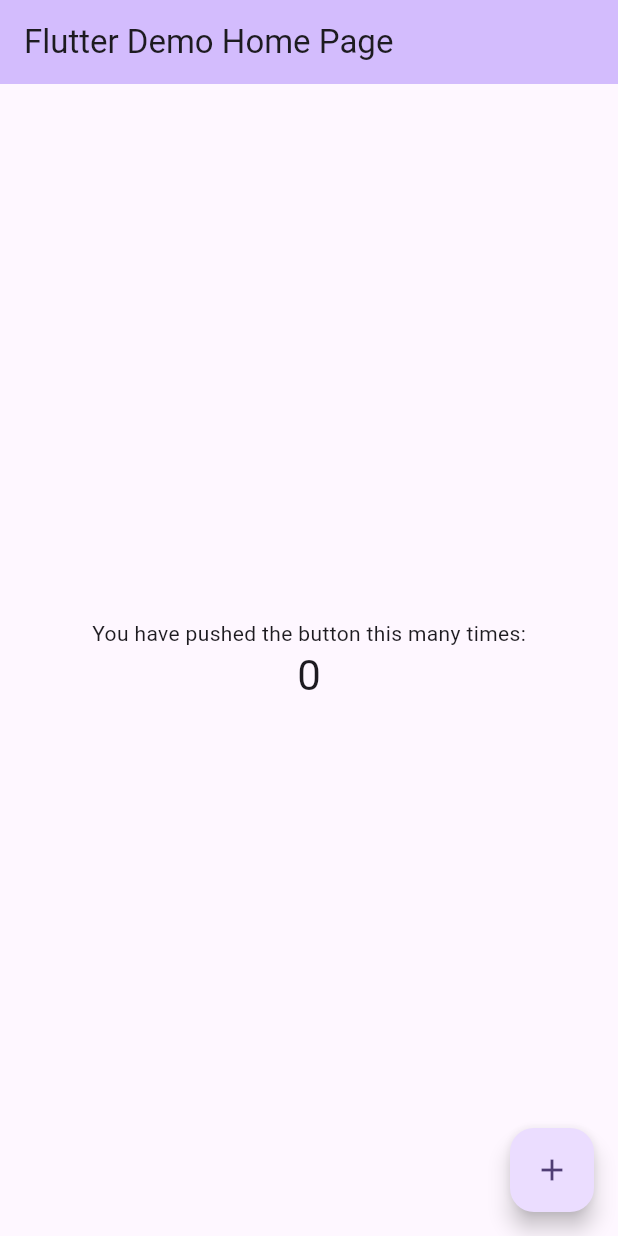
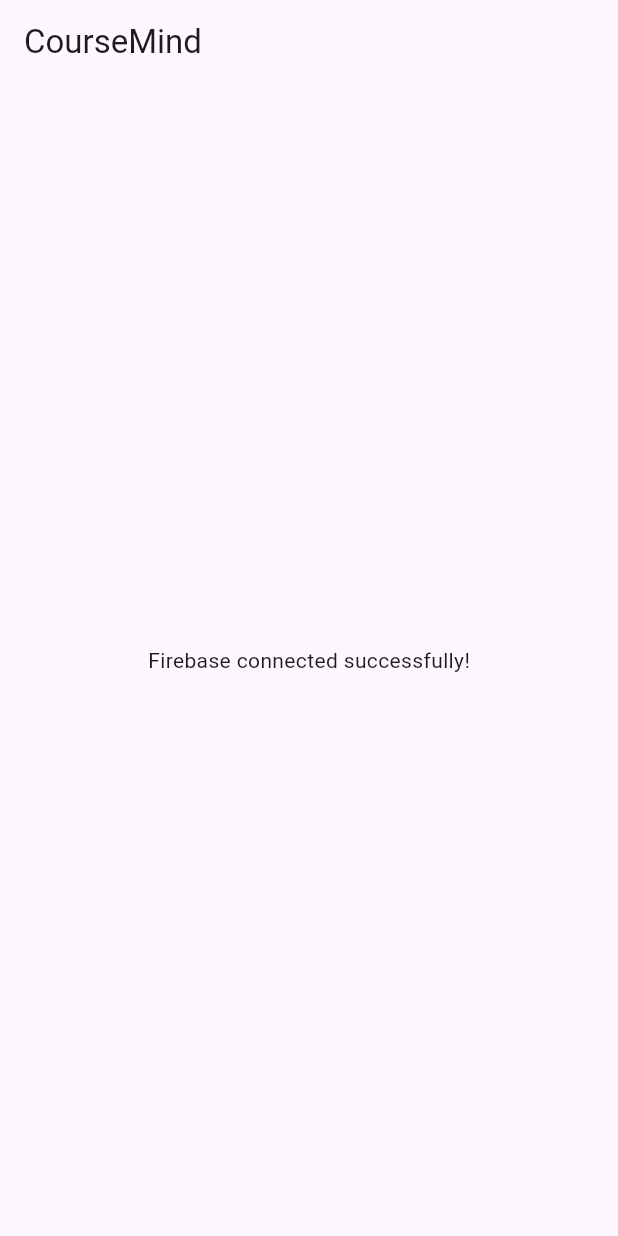
Before and after one commit to carltech-debug/coursemind, a Flutter app: the screen it shows after launch, on a phone screen of 412 x 824 dp. Run offline on Flutter 3.47's test engine with Material 3 defaults, Android fonts, the phone set to English and light mode, and no system bars; our stand-ins replace firebase_core; accounts and stored records are empty.

Commit message:
Set up Firebase integration

```diff
--- a/lib/main.dart
+++ b/lib/main.dart
@@ -1,121 +1,35 @@
+import 'package:firebase_core/firebase_core.dart';
 import 'package:flutter/material.dart';
 
-void main() {
-  runApp(const MyApp());
+import 'firebase_options.dart';
+
+Future<void> main() async {
+  WidgetsFlutterBinding.ensureInitialized();
+
+  await Firebase.initializeApp(
+    options: DefaultFirebaseOptions.currentPlatform,
+  );
+
+  runApp(const CourseMindApp());
 }
 
-class MyApp extends StatelessWidget {
-  const MyApp({super.key});
+class CourseMindApp extends StatelessWidget {
+  const CourseMindApp({super.key});
 
-  // This widget is the root of your application.
   @override
   Widget build(BuildContext context) {
     return MaterialApp(
-      title: 'Flutter Demo',
-      theme: ThemeData(
-        // This is the theme of your application.
-        //
-        // TRY THIS: Try running your application with "flutter run". You'll see
-        // the application has a purple toolbar. Then, without quitting the app,
-        // try changing the seedColor in the colorScheme below to Colors.green
-        // and then invoke "hot reload" (save your changes or press the "hot
-        // reload" button in a Flutter-supported IDE, or press "r" if you used
-        // the command line to start the app).
-        //
-        // Notice that the counter didn't reset back to zero; the application
-        // state is not lost during the reload. To reset the state, use hot
-        // restart instead.
-        //
-        // This works for code too, not just values: Most code changes can be
-        // tested with just a hot reload.
-        colorScheme: .fromSeed(seedColor: Colors.deepPurple),
-      ),
-      home: const MyHomePage(title: 'Flutter Demo Home Page'),
-    );
-  }
-}
-
-class MyHomePage extends StatefulWidget {
-  const MyHomePage({super.key, required this.title});
-
-  // This widget is the home page of your application. It is stateful, meaning
-  // that it has a State object (defined below) that contains fields that affect
-  // how it looks.
-
-  // This class is the configuration for the state. It holds the values (in this
-  // case the title) provided by the parent (in this case the App widget) and
-  // used by the build method of the State. Fields in a Widget subclass are
-  // always marked "final".
-
-  final String title;
-
-  @override
-  State<MyHomePage> createState() => _MyHomePageState();
-}
-
-class _MyHomePageState extends State<MyHomePage> {
-  int _counter = 0;
-
-  void _incrementCounter() {
-    setState(() {
-      // This call to setState tells the Flutter framework that something has
-      // changed in this State, which causes it to rerun the build method below
-      // so that the display can reflect the updated values. If we changed
-      // _counter without calling setState(), then the build method would not be
-      // called again, and so nothing would appear to happen.
-      _counter++;
-    });
-  }
-
-  @override
-  Widget build(BuildContext context) {
-    // This method is rerun every time setState is called, for instance as done
-    // by the _incrementCounter method above.
-    //
-    // The Flutter framework has been optimized to make rerunning build methods
-    // fast, so that you can just rebuild anything that needs updating rather
-    // than having to individually change instances of widgets.
-    return Scaffold(
-      appBar: AppBar(
-        // TRY THIS: Try changing the color here to a specific color (to
-        // Colors.amber, perhaps?) and trigger a hot reload to see the AppBar
-        // change color while the other colors stay the same.
-        backgroundColor: Theme.of(context).colorScheme.inversePrimary,
-        // Here we take the value from the MyHomePage object that was created by
-        // the App.build method, and use it to set our appbar title.
-        title: Text(widget.title),
-      ),
-      body: Center(
-        // Center is a layout widget. It takes a single child and positions it
-        // in the middle of the parent.
-        child: Column(
-          // Column is also a layout widget. It takes a list of children and
-          // arranges them vertically. By default, it sizes itself to fit its
-          // children horizontally, and tries to be as tall as its parent.
-          //
-          // Column has various properties to control how it sizes itself and
-          // how it positions its children. Here we use mainAxisAlignment to
-          // center the children vertically; the main axis here is the vertical
-          // axis because Columns are vertical (the cross axis would be
-          // horizontal).
-          //
-          // TRY THIS: Invoke "debug painting" (choose the "Toggle Debug Paint"
-          // action in the IDE, or press "p" in the console), to see the
-          // wireframe for each widget.
-          mainAxisAlignment: .center,
-          children: [
-            const Text('You have pushed the button this many times:'),
-            Text(
-              '$_counter',
-              style: Theme.of(context).textTheme.headlineMedium,
-            ),
-          ],
+      title: 'CourseMind',
+      debugShowCheckedModeBanner: false,
+      home: Scaffold(
+        appBar: AppBar(
+          title: const Text('CourseMind'),
         ),
-      ),
-      floatingActionButton: FloatingActionButton(
-        onPressed: _incrementCounter,
-        tooltip: 'Increment',
-        child: const Icon(Icons.add),
+        body: const Center(
+          child: Text(
+            'Firebase connected successfully!',
+          ),
+        ),
       ),
     );
   }
--- a/pubspec.yaml
+++ b/pubspec.yaml
@@ -34,6 +34,7 @@ dependencies:
   # The following adds the Cupertino Icons font to your application.
   # Use with the CupertinoIcons class for iOS style icons.
   cupertino_icons: ^1.0.8
+  firebase_core: ^4.12.1
 
 dev_dependencies:
   flutter_test:
```
Also changed, not shown: firebase.json (added), lib/firebase_options.dart (added), pubspec.lock, 7 other files.
